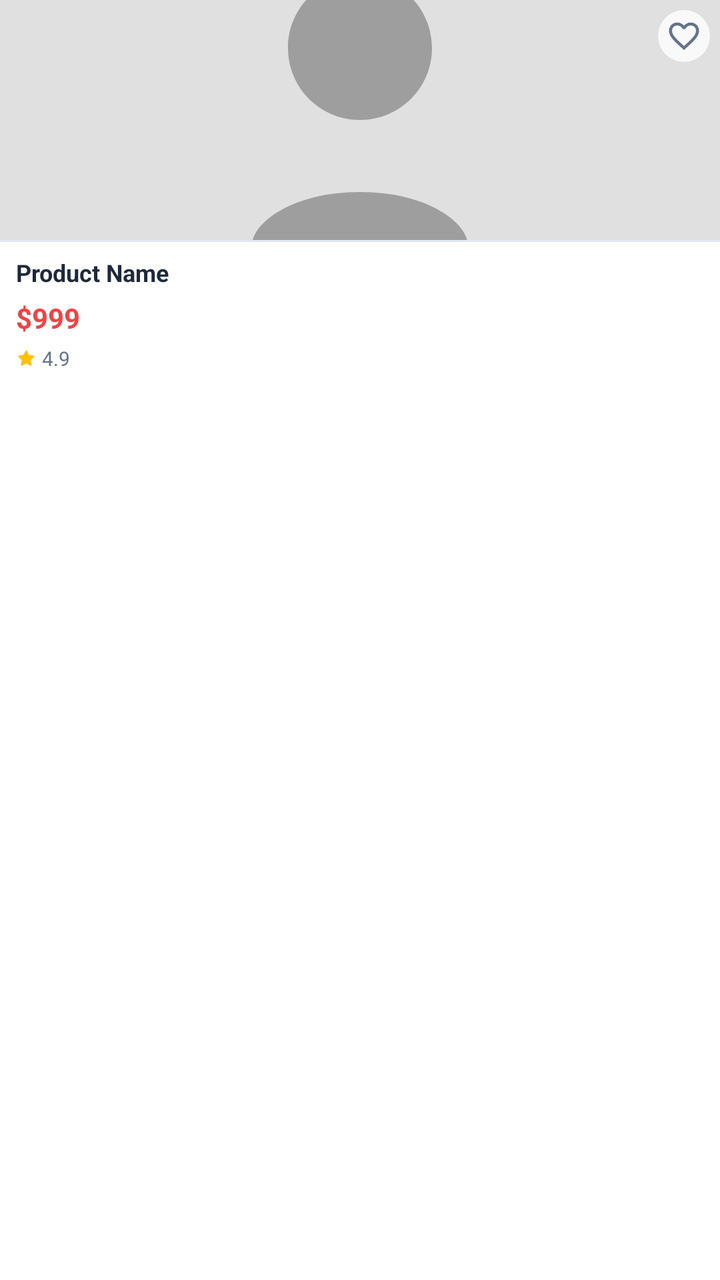
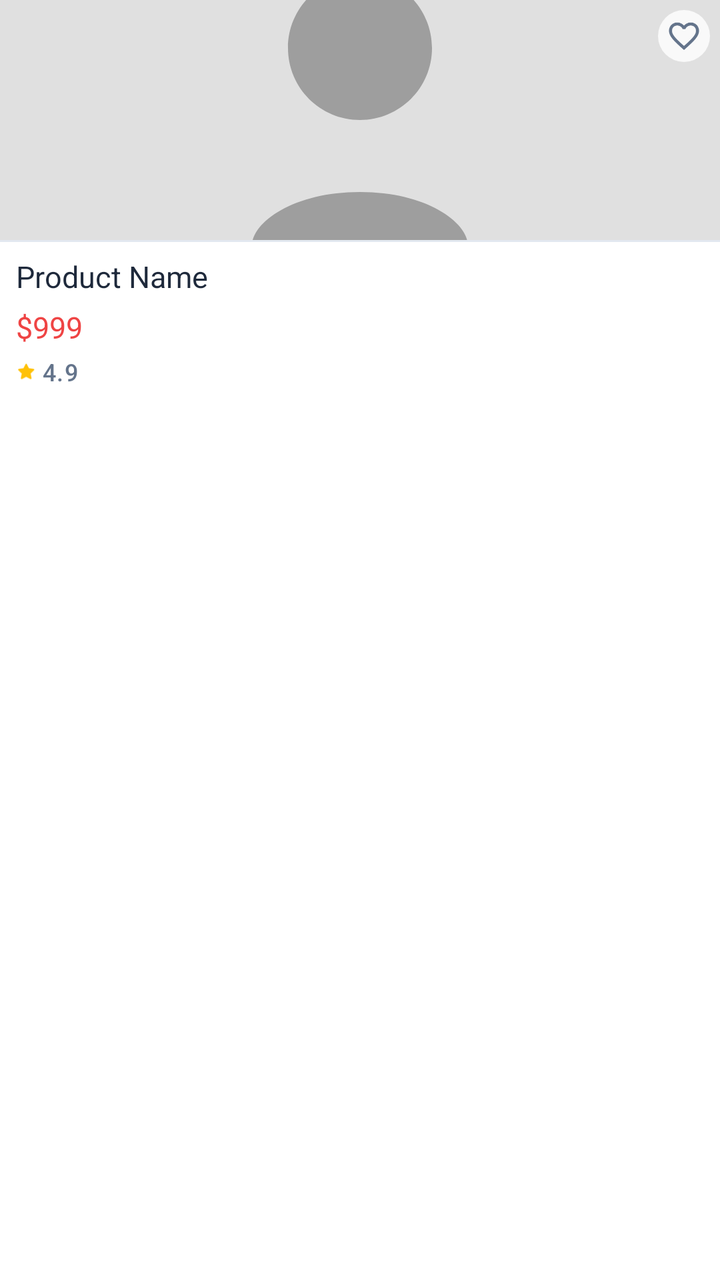

Before-and-after screenshots of an Android layout around one commit, followed by the original layout XML and the change that was made.
<!-- AndroidManifest.xml: application theme Theme.BeckieDealApp -->
<!-- res/layout/item_product_horizontal.xml -->
﻿<?xml version="1.0" encoding="utf-8"?>

<com.google.android.material.card.MaterialCardView
    xmlns:android="http://schemas.android.com/apk/res/android"
    xmlns:app="http://schemas.android.com/apk/res-auto"
    android:layout_width="150dp"
    android:layout_height="wrap_content"
    android:layout_marginEnd="2dp"
    app:cardCornerRadius="0dp"
    app:cardElevation="0dp"
    app:strokeWidth="0dp"
    app:cardBackgroundColor="@color/surface">

    <LinearLayout
        android:layout_width="match_parent"
        android:layout_height="wrap_content"
        android:orientation="vertical">

        
        <FrameLayout
            android:layout_width="match_parent"
            android:layout_height="120dp"
            android:background="@color/card_bg_secondary">

            <ImageView
                android:id="@+id/productImage"
                android:layout_width="match_parent"
                android:layout_height="match_parent"
                android:scaleType="centerCrop"
                android:src="@drawable/placeholder_image" />

            
            <ImageView
                android:id="@+id/favoriteIcon"
                android:layout_width="26dp"
                android:layout_height="26dp"
                android:layout_gravity="top|end"
                android:layout_margin="5dp"
                android:background="@drawable/favorite_background"
                android:padding="4dp"
                android:src="@drawable/ic_favorite_border"
                app:tint="@color/text_secondary" />

        </FrameLayout>

        
        <View
            android:layout_width="match_parent"
            android:layout_height="1dp"
            android:background="@color/border_color" />

        
        <LinearLayout
            android:layout_width="match_parent"
            android:layout_height="wrap_content"
            android:orientation="vertical"
            android:paddingHorizontal="8dp"
            android:paddingTop="7dp"
            android:paddingBottom="9dp">

            
            <TextView
                android:id="@+id/productName"
                android:layout_width="match_parent"
                android:layout_height="wrap_content"
                android:text="Product Name"
                android:textColor="@color/text_primary"
                android:textSize="@dimen/text_size_caption"
                android:textStyle="bold"
                android:maxLines="2"
                android:ellipsize="end"
                android:lineSpacingMultiplier="1.2" />

            
            <TextView
                android:id="@+id/productPrice"
                android:layout_width="wrap_content"
                android:layout_height="wrap_content"
                android:layout_marginTop="5dp"
                android:text="$999"
                android:textColor="@color/red_error"
                android:textSize="@dimen/text_size_body"
                android:textStyle="bold" />

            
            <LinearLayout
                android:layout_width="wrap_content"
                android:layout_height="wrap_content"
                android:layout_marginTop="4dp"
                android:gravity="center_vertical"
                android:orientation="horizontal">

                <ImageView
                    android:layout_width="10dp"
                    android:layout_height="10dp"
                    android:src="@android:drawable/btn_star_big_on"
                    app:tint="@color/yellow_star" />

                <TextView
                    android:id="@+id/productRating"
                    android:layout_width="wrap_content"
                    android:layout_height="wrap_content"
                    android:layout_marginStart="3dp"
                    android:text="4.9"
                    android:textColor="@color/text_secondary"
                    android:textSize="@dimen/text_size_overline" />

            </LinearLayout>

        </LinearLayout>

    </LinearLayout>

</com.google.android.material.card.MaterialCardView>
<!-- resources referenced by this layout -->
<resources>
  <dimen name="text_size_body">13sp</dimen>
  <dimen name="text_size_caption">11sp</dimen>
  <dimen name="text_size_overline">9sp</dimen>
  <style name="Base.Theme.BeckieDealApp" parent="Theme.Material3.DayNight.NoActionBar">
          <item name="colorPrimary">@color/primary</item>
          <item name="colorOnPrimary">@color/on_primary</item>
          <item name="colorPrimaryContainer">@color/primary_container</item>
          <item name="colorOnPrimaryContainer">@color/on_primary_container</item>
          <item name="android:windowBackground">@color/background</item>
          <item name="colorSurface">@color/surface</item>
          <item name="colorOnSurface">@color/on_surface</item>
          
          <item name="bottomNavigationStyle">@style/Widget.App.BottomNavigationView</item>
      </style>
  <style name="Widget.App.Button" parent="Widget.Material3.Button">
          <item name="shapeAppearance">@style/ShapeAppearance.App.Button.Pill</item>
      </style>
  <color name="background">#F8FAFC</color>
  <!-- unchanged entries left out for length: 21 -->
</resources>

<!-- the commit's change to res/layout/item_product_horizontal.xml (unified diff, before → after) -->
@@ -64,12 +64,9 @@
                 android:layout_width="match_parent"
                 android:layout_height="wrap_content"
                 android:text="Product Name"
-                android:textColor="@color/text_primary"
-                android:textSize="@dimen/text_size_caption"
-                android:textStyle="bold"
+                android:textAppearance="@style/TextAppearance.App.CardProductName"
                 android:maxLines="2"
-                android:ellipsize="end"
-                android:lineSpacingMultiplier="1.2" />
+                android:ellipsize="end" />
 
             
             <TextView
@@ -78,9 +75,8 @@
                 android:layout_height="wrap_content"
                 android:layout_marginTop="5dp"
                 android:text="$999"
-                android:textColor="@color/red_error"
-                android:textSize="@dimen/text_size_body"
-                android:textStyle="bold" />
+                android:textAppearance="@style/TextAppearance.App.CardPrice"
+                android:textColor="@color/red_error" />
 
             
             <LinearLayout
@@ -102,8 +98,9 @@
                     android:layout_height="wrap_content"
                     android:layout_marginStart="3dp"
                     android:text="4.9"
-                    android:textColor="@color/text_secondary"
-                    android:textSize="@dimen/text_size_overline" />
+                    android:textAppearance="@style/TextAppearance.App.Label"
+                    android:textAllCaps="false"
+                    android:textColor="@color/text_secondary" />
 
             </LinearLayout>
 
<!-- resource entries referenced after the edit -->
@@ -1,8 +1,24 @@
 <!-- resources referenced by this layout -->
 <resources>
-  <dimen name="text_size_body">13sp</dimen>
-  <dimen name="text_size_caption">11sp</dimen>
-  <dimen name="text_size_overline">9sp</dimen>
+  <style name="TextAppearance.App.CardPrice" parent="TextAppearance.Material3.BodyLarge">
+          <item name="android:fontFamily">@font/synonym_semibold</item>
+          <item name="android:textSize">15sp</item>
+          <item name="android:letterSpacing">0</item>
+          <item name="android:textColor">@color/text_primary</item>
+      </style>
+  <style name="TextAppearance.App.CardProductName" parent="TextAppearance.Material3.BodyLarge">
+          <item name="android:fontFamily">@font/synonym_medium</item>
+          <item name="android:textSize">15sp</item>
+          <item name="android:letterSpacing">0</item>
+          <item name="android:textColor">@color/text_primary</item>
+      </style>
+  <style name="TextAppearance.App.Label" parent="TextAppearance.Material3.LabelMedium">
+          <item name="android:fontFamily">@font/synonym_medium</item>
+          <item name="android:textSize">12sp</item>
+          <item name="android:letterSpacing">0.04</item>
+          <item name="android:textAllCaps">true</item>
+          <item name="android:textColor">@color/text_secondary</item>
+      </style>
   <style name="Base.Theme.BeckieDealApp" parent="Theme.Material3.DayNight.NoActionBar">
           <item name="colorPrimary">@color/primary</item>
           <item name="colorOnPrimary">@color/on_primary</item>
@@ -12,12 +28,68 @@
           <item name="colorSurface">@color/surface</item>
           <item name="colorOnSurface">@color/on_surface</item>
           
+          
+          <item name="textAppearanceHeadlineMedium">@style/TextAppearance.App.ScreenTitle</item>
+          <item name="textAppearanceHeadlineSmall">@style/TextAppearance.App.ProductName</item>
+          <item name="textAppearanceTitleLarge">@style/TextAppearance.App.PriceHero</item>
+          <item name="textAppearanceTitleMedium">@style/TextAppearance.App.SectionHeader</item>
+          <item name="textAppearanceBodyLarge">@style/TextAppearance.App.CardProductName</item>
+          <item name="textAppearanceBodyMedium">@style/TextAppearance.App.Body</item>
+          <item name="textAppearanceBodySmall">@style/TextAppearance.App.Specs</item>
+          <item name="textAppearanceLabelMedium">@style/TextAppearance.App.Label</item>
+          <item name="textAppearanceLabelLarge">@style/TextAppearance.App.Button</item>
+          
           <item name="bottomNavigationStyle">@style/Widget.App.BottomNavigationView</item>
       </style>
   <style name="Widget.App.Button" parent="Widget.Material3.Button">
           <item name="shapeAppearance">@style/ShapeAppearance.App.Button.Pill</item>
+          <item name="android:textAppearance">@style/TextAppearance.App.Button</item>
       </style>
-  <color name="background">#F8FAFC</color>
+  <color name="background">#F9F9F7</color>
+  <style name="TextAppearance.App.ScreenTitle" parent="TextAppearance.Material3.HeadlineMedium">
+          <item name="android:fontFamily">@font/amulya_bold</item>
+          <item name="android:textSize">28sp</item>
+          <item name="android:letterSpacing">-0.02</item>
+          <item name="android:textColor">@color/text_primary</item>
+      </style>
+  <style name="TextAppearance.App.ProductName" parent="TextAppearance.Material3.HeadlineSmall">
+          <item name="android:fontFamily">@font/amulya_bold</item>
+          <item name="android:textSize">24sp</item>
+          <item name="android:letterSpacing">-0.02</item>
+          <item name="android:textColor">@color/text_primary</item>
+      </style>
+  <style name="TextAppearance.App.PriceHero" parent="TextAppearance.Material3.TitleLarge">
+          <item name="android:fontFamily">@font/amulya_bold</item>
+          <item name="android:textSize">22sp</item>
+          <item name="android:letterSpacing">-0.01</item>
+          <item name="android:textColor">@color/text_primary</item>
+      </style>
+  <style name="TextAppearance.App.SectionHeader" parent="TextAppearance.Material3.TitleMedium">
+          <item name="android:fontFamily">@font/amulya_bold</item>
+          <item name="android:textSize">18sp</item>
+          <item name="android:letterSpacing">-0.01</item>
+          <item name="android:textColor">@color/text_primary</item>
+      </style>
+  <style name="TextAppearance.App.Body" parent="TextAppearance.Material3.BodyMedium">
+          <item name="android:fontFamily">@font/synonym_regular</item>
+          <item name="android:textSize">15sp</item>
+          <item name="android:letterSpacing">0</item>
+          <item name="android:lineSpacingMultiplier">1.6</item>
+          <item name="android:textColor">@color/text_secondary</item>
+      </style>
+  <style name="TextAppearance.App.Specs" parent="TextAppearance.Material3.BodySmall">
+          <item name="android:fontFamily">@font/synonym_regular</item>
+          <item name="android:textSize">14sp</item>
+          <item name="android:letterSpacing">0</item>
+          <item name="android:lineSpacingMultiplier">1.5</item>
+          <item name="android:textColor">@color/text_secondary</item>
+      </style>
+  <style name="TextAppearance.App.Button" parent="TextAppearance.Material3.LabelLarge">
+          <item name="android:fontFamily">@font/synonym_semibold</item>
+          <item name="android:textSize">15sp</item>
+          <item name="android:letterSpacing">0.01</item>
+          <item name="android:textAllCaps">false</item>
+      </style>
   <!-- unchanged entries left out for length: 21 -->
 </resources>
 
